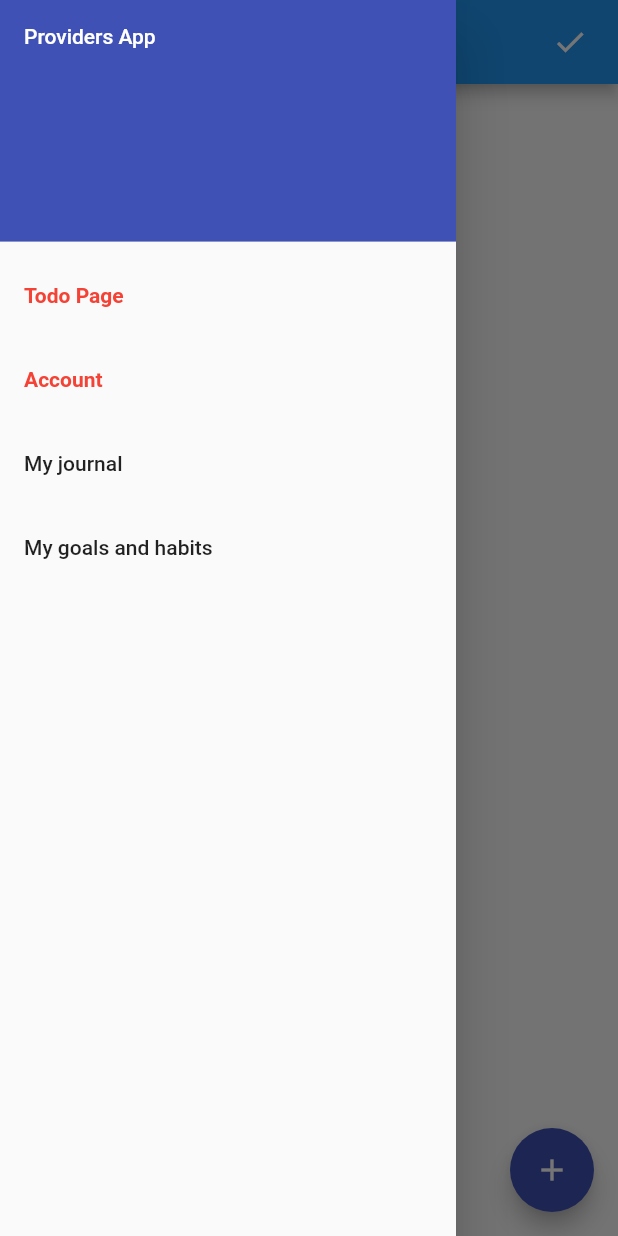
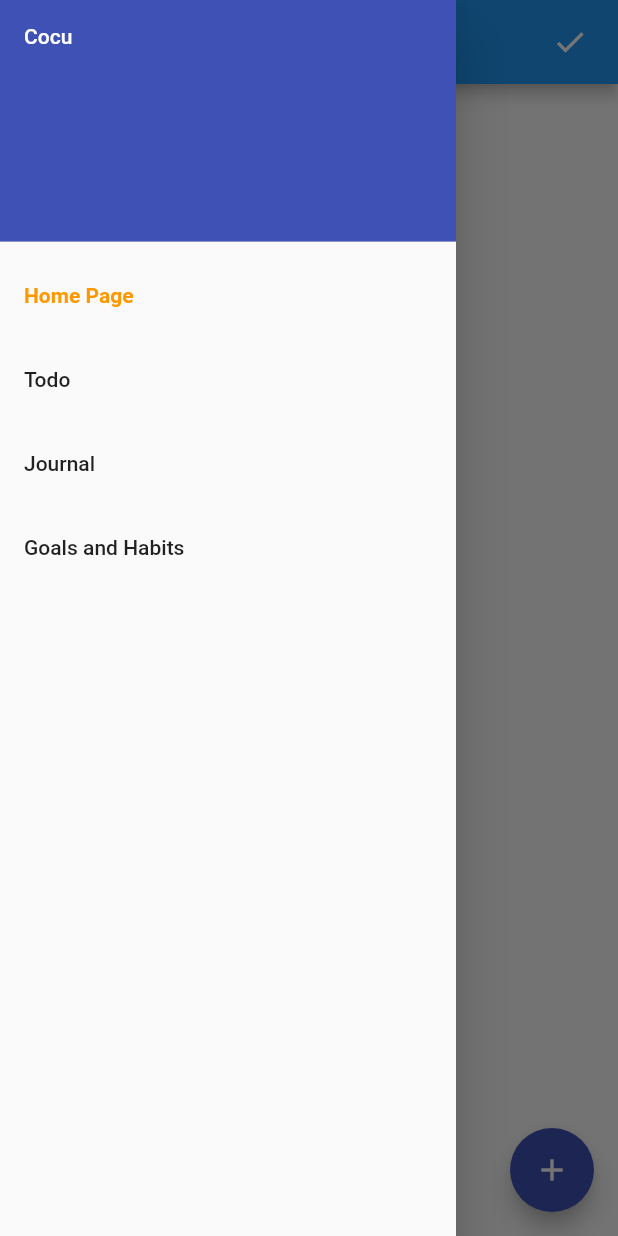
Before and after one commit to IrmaFirma/Cocu-App, a Flutter app: the TodoPage screen opened directly, with the side drawer open, on a phone screen of 412 x 824 dp. Run offline on Flutter 3.47's test engine with Material 2 defaults, Android fonts, the phone set to English and light mode, and no system bars; our stand-ins replace cloud_firestore, firebase_auth, firebase_core, flutter_slidable, google_sign_in, shared_preferences; missing offline and left inert: cloud_firestore_web, firebase_auth_web, firebase_core_web, google_sign_in_web, shared_preferences_web; accounts and stored records are empty.

Commit message:
Drawer Refactor

```diff
--- a/lib/app/view/todo/todo_page.dart
+++ b/lib/app/view/todo/todo_page.dart
@@ -108,7 +108,7 @@ class _TodoPageState extends State<TodoPage> {
             children: <Widget>[
               DrawerHeader(
                 child: Text(
-                  'Providers App',
+                  'Cocu',
                   style: TextStyle(color: Colors.white),
                 ),
                 decoration: BoxDecoration(
@@ -117,16 +117,9 @@ class _TodoPageState extends State<TodoPage> {
               ),
               ListTile(
                 title: Text(
-                  'Todo Page',
-                  style:
-                      TextStyle(color: Colors.red, fontWeight: FontWeight.bold),
-                ),
-              ),
-              ListTile(
-                title: Text(
-                  'Account',
-                  style:
-                      TextStyle(color: Colors.red, fontWeight: FontWeight.bold),
+                  'Home Page',
+                  style: TextStyle(
+                      color: Colors.orange, fontWeight: FontWeight.bold),
                 ),
                 onTap: () => Navigator.push(
                     context,
@@ -135,7 +128,12 @@ class _TodoPageState extends State<TodoPage> {
                         fullscreenDialog: true)),
               ),
               ListTile(
-                title: Text('My journal'),
+                title: Text(
+                  'Todo',
+                ),
+              ),
+              ListTile(
+                title: Text('Journal'),
                 onTap: () => Navigator.push(
                     context,
                     MaterialPageRoute<void>(
@@ -143,7 +141,7 @@ class _TodoPageState extends State<TodoPage> {
                         fullscreenDialog: true)),
               ),
               ListTile(
-                title: Text('My goals and habits'),
+                title: Text('Goals and Habits'),
                 onTap: () => Navigator.push(
                     context,
                     MaterialPageRoute<void>(
```
Also changed, not shown: lib/app/view/goals_habits/goals_page.dart (+23 -9 lines), lib/app/view/journal/journal_page.dart (+19 -8 lines), 1 other file.
